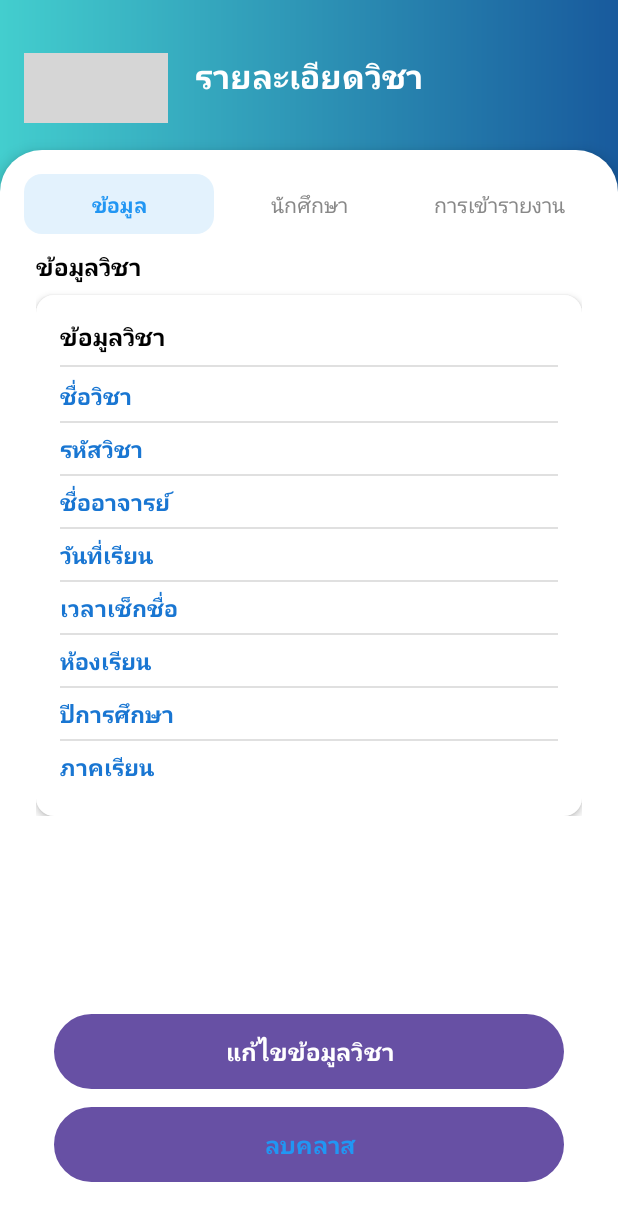
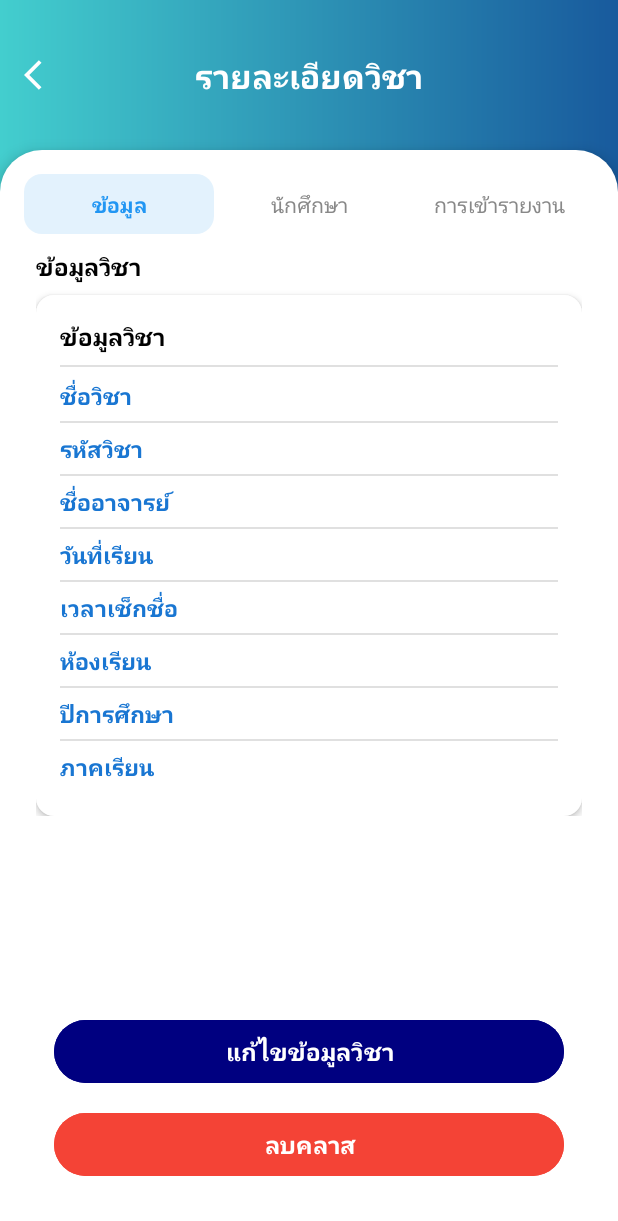
Before and after one commit to Mickeyyok/FacecheckApp, an Android app: the ClassDetailActivity screen opened directly, with no data from a screen before it, on a phone screen of 412 x 824 dp. Shown: the top 1221 px of the screen. Run offline under Robolectric (Android 15) with nearby library versions, the phone set to English and light mode, and no system bars; our stand-ins replace Firebase (no records; nobody signed in at launch, a user with empty details on screens opened directly); 1 statement that could not run was skipped; grey boxes are pictures that could not be loaded.

Commit message:
เปลี่ยนสี่ปุ่ม

```diff
--- a/app/src/main/java/com/example/facecheckapp/AddSubjectActivity.kt
+++ b/app/src/main/java/com/example/facecheckapp/AddSubjectActivity.kt
@@ -19,7 +19,6 @@ class AddSubjectActivity : AppCompatActivity() {
 
         // เชื่อม View
         edtSubjectCode = findViewById(R.id.edtSubjectCode)
-        edtSubjectName = findViewById(R.id.edtSubjectName)
         btnJoinSubject = findViewById(R.id.btnJoinSubject)
 
         // ปุ่ม "เข้าร่วมวิชา"
--- a/app/src/main/res/drawable/bg_button_blue.xml
+++ /dev/null
@@ -1,8 +0,0 @@
-<?xml version="1.0" encoding="utf-8"?>
-<shape xmlns:android="http://schemas.android.com/apk/res/android" android:shape="rectangle">
-    <gradient
-        android:startColor="#2196F3"
-        android:endColor="#42A5F5"
-        android:angle="90"/>
-    <corners android:radius="25dp"/>
-</shape>
--- a/app/src/main/res/drawable/bg_button_outline.xml
+++ /dev/null
@@ -1,6 +0,0 @@
-<?xml version="1.0" encoding="utf-8"?>
-<shape xmlns:android="http://schemas.android.com/apk/res/android" android:shape="rectangle">
-    <solid android:color="#FFFFFF" />
-    <stroke android:width="2dp" android:color="#2196F3"/>
-    <corners android:radius="25dp"/>
-</shape>
--- /dev/null
+++ b/app/src/main/res/drawable/ic_arrow_back_white.xml
@@ -0,0 +1,5 @@
+<vector xmlns:android="http://schemas.android.com/apk/res/android" android:autoMirrored="true" android:height="24dp" android:tint="#FFFFFF" android:viewportHeight="24" android:viewportWidth="24" android:width="24dp">
+
+    <path android:fillColor="@android:color/white" android:pathData="M11.67,3.87L9.9,2.1 0,12l9.9,9.9 1.77,-1.77L3.54,12z"/>
+
+</vector>
--- a/app/src/main/res/layout/activity_class_detail.xml
+++ b/app/src/main/res/layout/activity_class_detail.xml
@@ -143,8 +143,7 @@
                 android:textColor="#FFFFFF"
                 android:textStyle="bold"
                 android:textSize="16sp"
-                android:background="@drawable/bg_button_blue"
-                android:backgroundTint="@null"
+                android:backgroundTint="#000080"
                 android:layout_marginBottom="12dp"
                 android:elevation="4dp" />
 
@@ -156,9 +155,8 @@
                 android:text="ลบคลาส"
                 android:textSize="16sp"
                 android:textStyle="bold"
-                android:textColor="#2196F3"
-                android:background="@drawable/bg_button_outline"
-                android:backgroundTint="@null" />
+                android:textColor="@color/white"
+                android:backgroundTint="#F44336" />
 
         </LinearLayout>
 
```
Also changed, not shown: app/src/main/res/layout/activity_add_student.xml (+72 -20 lines), app/src/main/res/layout/activity_add_subject.xml (+8 -21 lines), app/src/main/res/layout/item_student.xml (added, +37 -0 lines).
